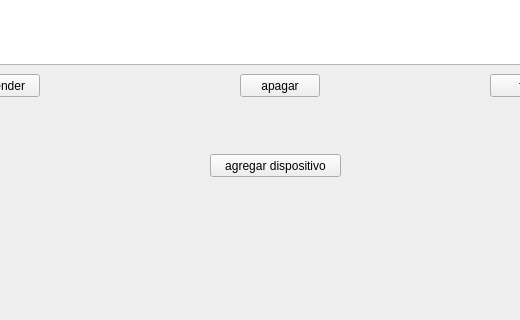
Qt form GestorDomotica/mainwindow.ui (juanplayer0/proyecto-final) before a commit; both pictures show x 100 to 620 and y 106 to 426 of the 800 by 600 pixel window.
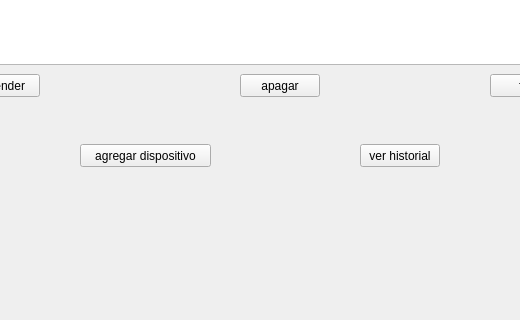
The same form after that commit.

Commit message: feat: historial de eventos en tabla

```diff
--- a/GestorDomotica/mainwindow.ui
+++ b/GestorDomotica/mainwindow.ui
@@ -66,8 +66,8 @@
    <widget class="QPushButton" name="pushButton_4">
     <property name="geometry">
      <rect>
-      <x>310</x>
-      <y>260</y>
+      <x>180</x>
+      <y>250</y>
       <width>131</width>
       <height>23</height>
      </rect>
@@ -76,6 +76,19 @@
      <string>agregar dispositivo</string>
     </property>
    </widget>
+   <widget class="QPushButton" name="pushButton_5">
+    <property name="geometry">
+     <rect>
+      <x>460</x>
+      <y>250</y>
+      <width>80</width>
+      <height>23</height>
+     </rect>
+    </property>
+    <property name="text">
+     <string>ver historial</string>
+    </property>
+   </widget>
   </widget>
   <widget class="QMenuBar" name="menubar">
    <property name="geometry">
```
The commit also changes 23 other files.
